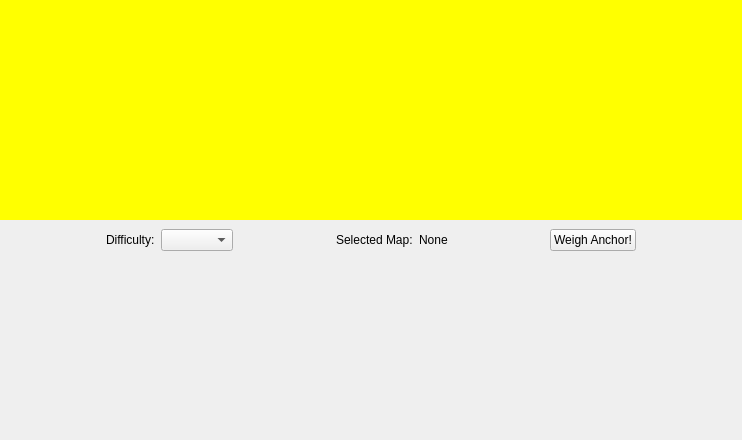
The window that FleetMemories/ClientGUI/ui/sortie/sortie.ui (ibicdlcod/GuoMuoRuoProject) describes before a commit, drawn with Qt 5.
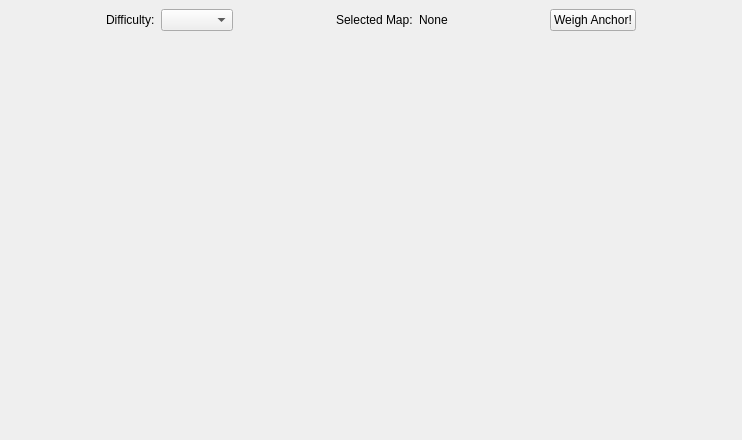
The same window after the commit.

Commit message: start battle

Patch:
```diff
--- a/FleetMemories/ClientGUI/ui/sortie/sortie.ui
+++ b/FleetMemories/ClientGUI/ui/sortie/sortie.ui
@@ -32,19 +32,6 @@
    <property name="bottomMargin">
     <number>0</number>
    </property>
-   <item>
-    <widget class="QWidget" name="BattleScreen" native="true">
-     <property name="sizePolicy">
-      <sizepolicy hsizetype="Expanding" vsizetype="Expanding">
-       <horstretch>1</horstretch>
-       <verstretch>1</verstretch>
-      </sizepolicy>
-     </property>
-     <property name="styleSheet">
-      <string notr="true">background-color: rgb(255, 255, 0);</string>
-     </property>
-    </widget>
-   </item>
    <item>
     <widget class="QWidget" name="MapSelect" native="true">
      <property name="sizePolicy">
```
The commit also changes 23 other files.
